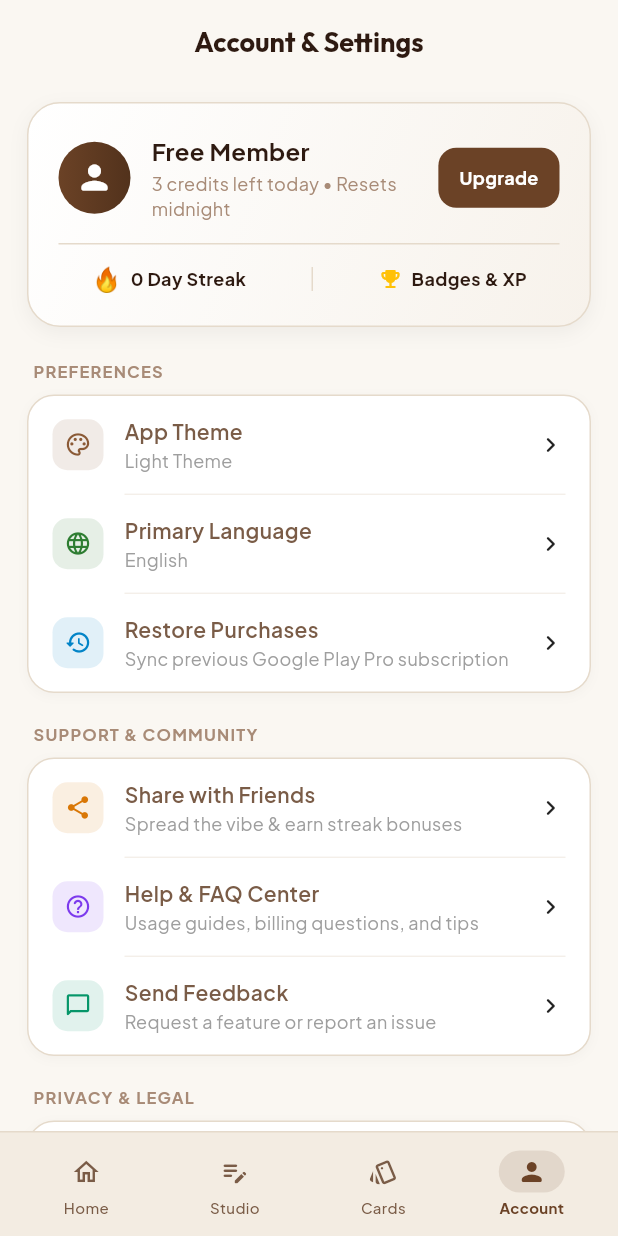
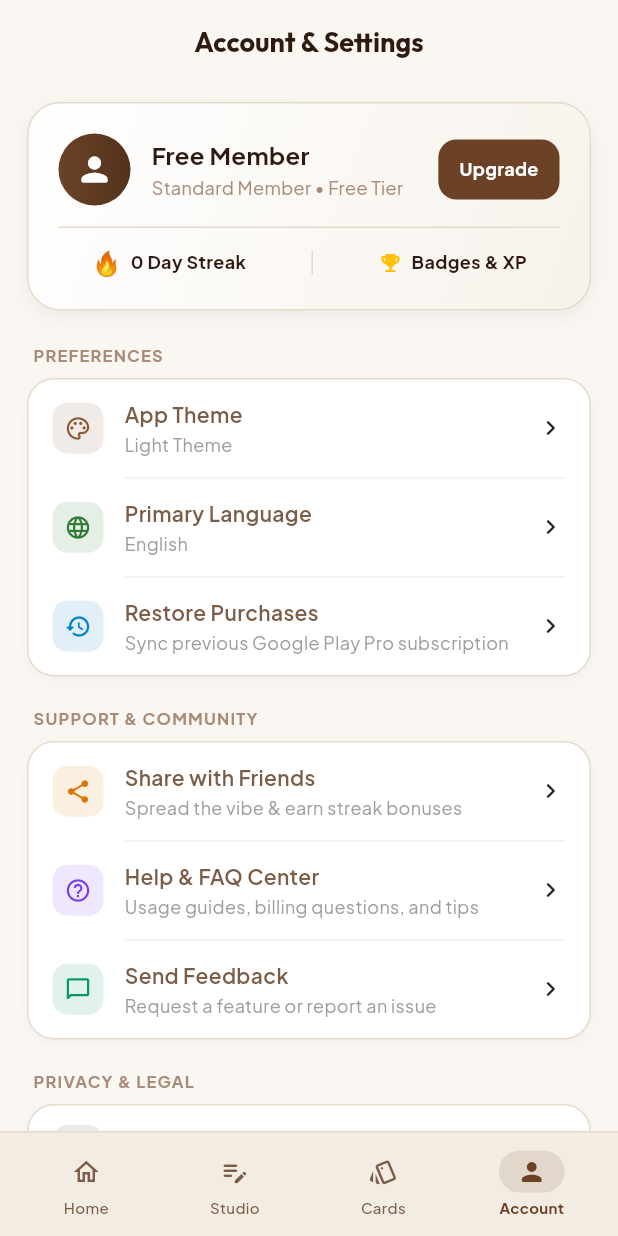
Before and after one commit to prathamradadiya90-bit/vibekitai, a Flutter app: the SettingsScreen screen opened by its route, on a phone screen of 412 x 824 dp. Run offline on Flutter 3.47's test engine with Material 3 defaults, Android fonts, the phone set to English and light mode, and no system bars; our stand-ins replace flutter_local_notifications, flutter_riverpod, go_router, google_fonts, google_mobile_ads, in_app_purchase and 3 more; missing offline and left inert: in_app_purchase_android; accounts and stored records are empty; network calls fail.

Commit message:
refactor(settings): clean up hero card subtitle to remove credit counter clutter

```diff
--- a/app/lib/features/settings/settings_screen.dart
+++ b/app/lib/features/settings/settings_screen.dart
@@ -535,8 +535,8 @@ class _SettingsScreenState extends ConsumerState<SettingsScreen> {
                             const SizedBox(height: 3),
                             Text(
                               quota.isPro
-                                  ? 'Unlimited generations • Watermark-free'
-                                  : '${quota.totalCreditsRemaining} credits left today • Resets midnight',
+                                  ? 'Unlimited creations • Watermark-free'
+                                  : 'Standard Member • Free Tier',
                               style: TextStyle(
                                 fontSize: 12,
                                 color: quota.isPro ? Colors.white70 : mutedTextCol,
```
